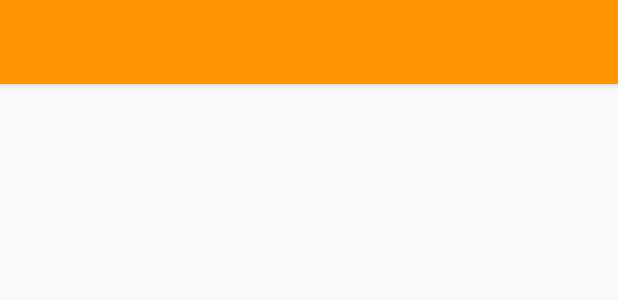
After one commit to pomadgw/PPLA3, an Android app: the layout tool_bar.xml on its own in the app's theme, with its tools: preview values and no code run, on a phone screen of 412 x 824 dp. The commit adds this screen. Shown: the top 300 px of the screen. Run offline under Robolectric (Android 15) with nearby library versions, the phone set to English and light mode, and no system bars.

Commit message:
Eksperimen dengan toolbar

```diff
--- a/app/app/src/main/res/layout/activity_login.xml
+++ b/app/app/src/main/res/layout/activity_login.xml
@@ -2,7 +2,7 @@
 <LinearLayout xmlns:android="http://schemas.android.com/apk/res/android"
     android:layout_width="fill_parent"
     android:layout_height="fill_parent"
-    android:background="@color/primary"
+    android:background="@color/colorPrimary"
     android:gravity="center"
     android:orientation="vertical"
     android:padding="10dp">
--- /dev/null
+++ b/app/app/src/main/res/layout/tool_bar.xml
@@ -0,0 +1,8 @@
+<?xml version="1.0" encoding="utf-8"?>
+<android.support.v7.widget.Toolbar xmlns:android="http://schemas.android.com/apk/res/android"
+    android:layout_width="match_parent"
+    android:layout_height="56dp"
+    android:background="@color/colorPrimary"
+    android:elevation="4dp">
+
+</android.support.v7.widget.Toolbar>
--- a/app/app/src/main/res/values/colors.xml
+++ b/app/app/src/main/res/values/colors.xml
@@ -14,10 +14,9 @@
     <color name="btn_login_bg">#eceef1</color>
     <color name="lbl_name">#333333</color>
     <color name="btn_logut_bg">#ff6861</color>
-
-    <color name="primary">#FF9800</color>
-    <color name="primary_dark">#F57C00</color>
-    <color name="primary_light">#FFB74D</color>
+    <color name="colorPrimary">#FF9800</color>
+    <color name="colorPrimaryDark">#F57C00</color>
+    <color name="colorPrimaryLight">#FFB74D</color>
     <color name="accent">#0068B2</color>
     <color name="primary_text">#212121</color>
     <color name="secondary_text">#727272</color>
--- a/app/app/src/main/res/values/styles.xml
+++ b/app/app/src/main/res/values/styles.xml
@@ -10,8 +10,8 @@
             res/values-vXX/styles.xml, while customizations related to
             backward-compatibility can go here.
         -->
-        <item name="colorPrimary">@color/primary</item>
-        <item name="colorPrimaryDark">@color/primary_dark</item>
+        <item name="colorPrimary">@color/colorPrimary</item>
+        <item name="colorPrimaryDark">@color/colorPrimaryDark</item>
     </style>
 
     <!-- Application theme. -->
```
Also changed, not shown: app/app/src/main/res/layout/activity_timeline.xml (+11 -0 lines).
